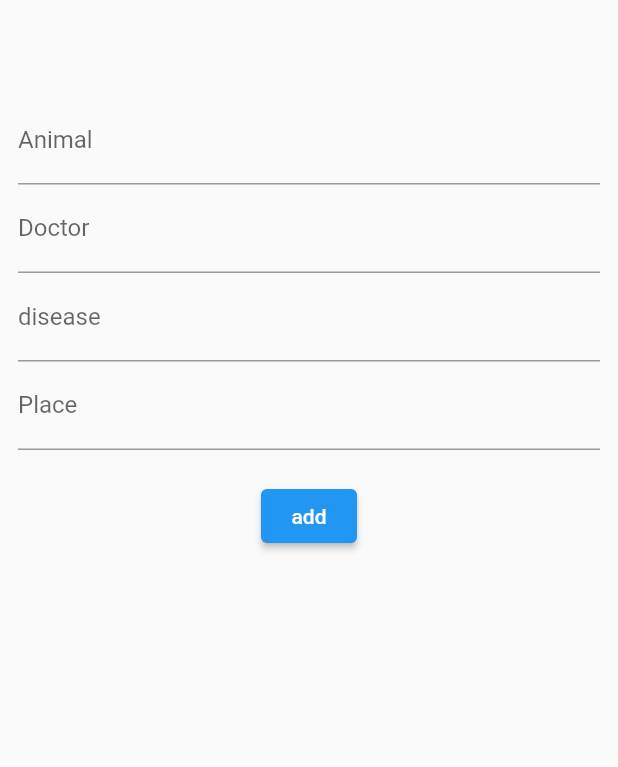
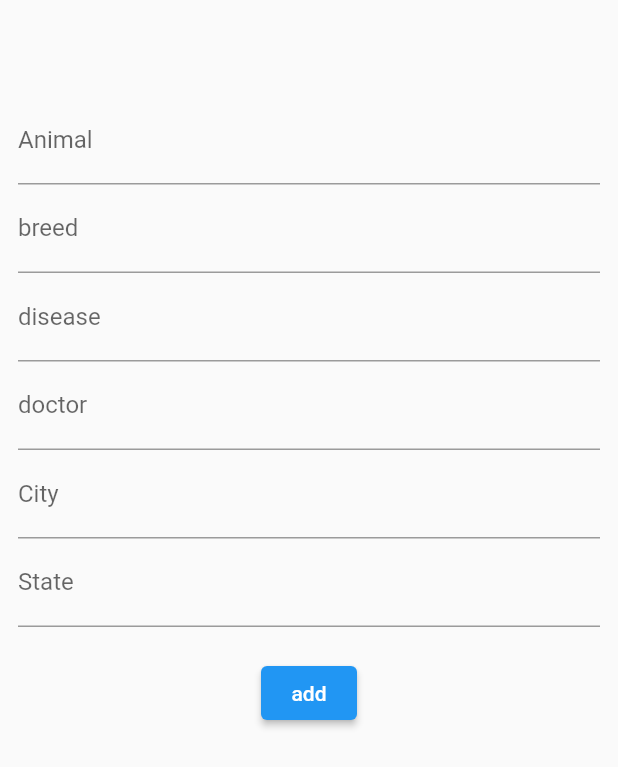
Before and after one commit to akashmishra242/ssip_hackathon_2022, a Flutter app: the screen it shows after launch, after a tap on "Add a new Case", on a phone screen of 412 x 824 dp. Shown: the top 767 px of the screen. Run offline on Flutter 3.47's test engine with Material 2 defaults, Android fonts, the phone set to English and light mode, and no system bars; our stand-ins replace cloud_firestore, firebase_auth, firebase_core, firebase_storage, flutter_image_compress, google_maps_flutter and 4 more; missing offline and left inert: google_maps_flutter_android, google_maps_flutter_platform_interface; accounts and stored records are empty; network calls fail.

Commit message:
added features

```diff
--- /dev/null
+++ b/lib/Authentication/MyRoutes.dart
@@ -0,0 +1,10 @@
+class MyRoutes {
+  static String HomePage = "/home";
+  static String LoginPage = "/login";
+  static String SignUpPage = "/signup";
+  static String AnimalCarePage = "/anti_care";
+  static String PastCasesPage = "/past_cases";
+  static String CurrentCasesPage = "/current_cases";
+  static String AddCasePage = "/add_case";
+  static String CaseDetailPage = "/case_detail_page";
+}
--- a/lib/Authentication/viaEmail/SignupPage.dart
+++ b/lib/Authentication/viaEmail/SignupPage.dart
@@ -191,7 +191,7 @@ class _RegistrationStateState extends State<RegistrationState> {
           icon: const Icon(Icons.arrow_back, color: Colors.red),
           onPressed: () {
             // passing this to our root
-            Navigator.of(context).pop();
+            Navigator.pushReplacementNamed(context, "/login");
           },
         ),
       ),
--- a/lib/Cases_pages/add_case_page.dart
+++ b/lib/Cases_pages/add_case_page.dart
@@ -1,6 +1,7 @@
 import 'package:cloud_firestore/cloud_firestore.dart';
 import 'package:flutter/material.dart';
 import 'package:ssip_hackathon_2022/ani_care_page.dart';
+import 'package:ssip_hackathon_2022/home_page.dart';
 import 'package:velocity_x/velocity_x.dart';
 
 import '../models/CasesModel.dart';
@@ -52,12 +53,12 @@ class _AddCasePageState extends State<AddCasePage> {
                         if (value!.isEmpty) {
                           return "this Field can't be Empty";
                         }
-                        doctor = value.toString();
+                        breed = value.toString();
                         return null;
                       },
                       decoration: const InputDecoration(
                           hintText: "enter the Doctor Name",
-                          label: Text("Doctor"))),
+                          label: Text("breed"))),
                   TextFormField(
                       validator: (value) {
                         if (value!.isEmpty) {
@@ -67,8 +68,19 @@ class _AddCasePageState extends State<AddCasePage> {
                         return null;
                       },
                       decoration: const InputDecoration(
+                          hintText: "enter the Doctor Name",
+                          label: Text("disease"))),
+                  TextFormField(
+                      validator: (value) {
+                        if (value!.isEmpty) {
+                          return "this Field can't be Empty";
+                        }
+                        doctor = value.toString();
+                        return null;
+                      },
+                      decoration: const InputDecoration(
                           hintText: "enter the disease",
-                          label: Text("disease"))),
+                          label: Text("doctor"))),
                   TextFormField(
                       validator: (value) {
                         if (value!.isEmpty) {
@@ -78,8 +90,19 @@ class _AddCasePageState extends State<AddCasePage> {
                         return null;
                       },
                       decoration: const InputDecoration(
-                          hintText: "enter the place name",
-                          label: Text("Place"))),
+                          hintText: "enter the Doctor Name",
+                          label: Text("City"))),
+                  TextFormField(
+                      validator: (value) {
+                        if (value!.isEmpty) {
+                          return "this Field can't be Empty";
+                        }
+                        state = value.toString();
+                        return null;
+                      },
+                      decoration: const InputDecoration(
+                          hintText: "enter the Doctor Name",
+                          label: Text("State"))),
                   ElevatedButton(
                           onPressed: () {
                             if (_formkey.currentState!.validate()) {
@@ -91,8 +114,17 @@ class _AddCasePageState extends State<AddCasePage> {
                               //     date: DateTime.now(),
                               //     place: place,
                               //     completed: false));
-                              addCase(animal, disease, doctor, date, place,
-                                  false, month, year, state, breed);
+                              addCase(
+                                  animal,
+                                  disease,
+                                  doctor,
+                                  DateTime.now().day.toString(),
+                                  place,
+                                  false,
+                                  DateTime.now().month.toString(),
+                                  DateTime.now().year.toString(),
+                                  state,
+                                  breed);
                               Navigator.of(context).pop();
                             }
                           },
@@ -117,7 +149,7 @@ class _AddCasePageState extends State<AddCasePage> {
       String state,
       String breed) {
     var _cases = Case_model(
-        id: "id",
+        id: "${AniCarePage.allcases.length + 1}",
         animal: animal,
         disease: disease,
         Doctor: doctor,
--- a/lib/Cases_pages/current_cases.dart
+++ b/lib/Cases_pages/current_cases.dart
@@ -1,6 +1,8 @@
 import 'package:cloud_firestore/cloud_firestore.dart';
 import 'package:flutter/material.dart';
+import 'package:ssip_hackathon_2022/Authentication/MyRoutes.dart';
 import 'package:ssip_hackathon_2022/ani_care_page.dart';
+import 'package:ssip_hackathon_2022/case_detail_page.dart';
 import 'package:ssip_hackathon_2022/models/CasesModel.dart';
 import 'package:velocity_x/velocity_x.dart';
 
@@ -100,6 +102,10 @@ class _CurrentCasesPageState extends State<CurrentCasesPage> {
                           .color(const Color.fromARGB(213, 239, 249, 238))
                           .roundedSM
                           .make())
+                  .onTap(() {
+                    CaseDetailPage.selectedcase = currentcases[index];
+                    Navigator.pushNamed(context, MyRoutes.CaseDetailPage);
+                  })
                   .px8()
                   .py4();
             }));
--- a/lib/Cases_pages/past_cases.dart
+++ b/lib/Cases_pages/past_cases.dart
@@ -3,7 +3,9 @@ import 'package:flutter/cupertino.dart';
 import 'package:flutter/material.dart';
 import 'package:flutter/src/widgets/container.dart';
 import 'package:flutter/src/widgets/framework.dart';
+import 'package:ssip_hackathon_2022/Authentication/MyRoutes.dart';
 import 'package:ssip_hackathon_2022/ani_care_page.dart';
+import 'package:ssip_hackathon_2022/case_detail_page.dart';
 import 'package:ssip_hackathon_2022/models/CasesModel.dart';
 import 'package:velocity_x/velocity_x.dart';
 
@@ -65,6 +67,10 @@ class _PastCasesPageState extends State<PastCasesPage> {
                           .color(Color.fromARGB(213, 239, 249, 238))
                           .roundedSM
                           .make())
+                  .onTap(() {
+                    CaseDetailPage.selectedcase = pastcases[index];
+                    Navigator.pushNamed(context, MyRoutes.CaseDetailPage);
+                  })
                   .px8()
                   .py4();
             }));
--- a/lib/ani_care_page.dart
+++ b/lib/ani_care_page.dart
@@ -57,9 +57,9 @@ class _AniCarePageState extends State<AniCarePage> {
             month: element["month"],
             state: element["state"],
             year: element["year"],
-            diseaseDesc: element["diseaseDesc"],
-            ownerMobileNo: element["ownerMobileNo"],
-            ownerName: element["ownerName"],
+            diseaseDesc: element["disease_desc"],
+            ownerMobileNo: element["owner_mobile_no"],
+            ownerName: element["owner_name"],
           ),
         )
         .toList();
@@ -91,7 +91,10 @@ class _AniCarePageState extends State<AniCarePage> {
 
     calendarcases = [];
     calendarcases.addAll(AniCarePage.allcases);
-    //calendarcases.retainWhere((element) => element.date.day == date.day);
+    calendarcases.retainWhere((element) =>
+        (element.date == date.day.toString()) &&
+        (element.year == date.year.toString()) &&
+        (element.month == date.month.toString()));
     return Scaffold(
       drawer: Drawer(
           child: Column(
@@ -151,11 +154,18 @@ class _AniCarePageState extends State<AniCarePage> {
                       ? ListView.builder(
                           itemCount: calendarcases.length,
                           itemBuilder: (context, index) {
-                            return Row(
-                              mainAxisAlignment: MainAxisAlignment.spaceBetween,
+                            return Card(
+                                elevation: 15.0,
+                                clipBehavior: Clip.antiAlias,
+                                shape: RoundedRectangleBorder(
+                                    borderRadius: BorderRadius.circular(20)),
+                                child: Row(
+                                  mainAxisAlignment:
+                                      MainAxisAlignment.spaceBetween,
                                   children: [
                                     Column(
-                                  crossAxisAlignment: CrossAxisAlignment.start,
+                                      crossAxisAlignment:
+                                          CrossAxisAlignment.start,
                                       children: [
                                         calendarcases[index]
                                             .animal
@@ -179,14 +189,14 @@ class _AniCarePageState extends State<AniCarePage> {
                                   ],
                                 )
                                     .box
-                                .color(Colors.lightBlueAccent)
+                                    .color(const Color.fromARGB(
+                                        213, 239, 249, 238))
                                     .roundedSM
-                                .make()
-                                .p4();
+                                    .make());
                           }).expand()
                       : const Center(child: Text("No Cases on selected Date"))
                 ],
-              ).h60(context)
+              ).h(MediaQuery.of(context).size.height * 0.82)
             : curr_index == 1
                 ? Center(
                     child: GoogleMap(
@@ -197,7 +207,7 @@ class _AniCarePageState extends State<AniCarePage> {
                       ),
                       markers: _markers.values.toSet(),
                     ),
-                  ).h60(context)
+                  ).h(MediaQuery.of(context).size.height * 0.81)
                 : curr_index == 3
                     ? Center(
                         child: Column(
@@ -209,7 +219,7 @@ class _AniCarePageState extends State<AniCarePage> {
                       )
                     : Center(
                         child: Column(
-                        mainAxisAlignment: MainAxisAlignment.spaceBetween,
+                        mainAxisAlignment: MainAxisAlignment.spaceAround,
                         children: [
                           Card(
                               elevation: 15.0,
@@ -279,7 +289,7 @@ class _AniCarePageState extends State<AniCarePage> {
                             }),
                           ).p12(),
                         ],
-                      )).expand(),
+                      )).h(MediaQuery.of(context).size.height * 0.8),
       ),
       bottomNavigationBar: BottomNavigationBar(
           unselectedItemColor: Colors.green,
--- a/lib/main.dart
+++ b/lib/main.dart
@@ -1,15 +1,16 @@
 import 'package:firebase_core/firebase_core.dart';
 import 'package:flutter/material.dart';
+import 'package:ssip_hackathon_2022/Authentication/MyRoutes.dart';
 import 'package:ssip_hackathon_2022/Cases_pages/add_case_page.dart';
 import 'package:ssip_hackathon_2022/Cases_pages/past_cases.dart';
 import 'package:ssip_hackathon_2022/Cases_pages/current_cases.dart';
 import 'package:ssip_hackathon_2022/ani_care_page.dart';
+import 'package:ssip_hackathon_2022/case_detail_page.dart';
 import 'package:ssip_hackathon_2022/firebase_options.dart';
 
 import 'Authentication/viaEmail/SignupPage.dart';
 import 'Authentication/viaEmail/loginPage.dart';
 import 'home_page.dart';
-import 'register.dart';
 import 'package:google_maps_flutter_platform_interface/google_maps_flutter_platform_interface.dart';
 import 'package:google_maps_flutter_android/google_maps_flutter_android.dart';
 
@@ -38,14 +39,14 @@ class MyApp extends StatelessWidget {
       initialRoute: "/anti_care",
       debugShowCheckedModeBanner: false,
       routes: {
-        "/home": (context) => const MyHomePage(),
-        "/login": (context) => const LoginScreen(),
-        "/signup": (context) => const RegistrationState(),
-        "/anti_care": (context) => const AniCarePage(),
-        "/past_cases": (context) => const PastCasesPage(),
-        "/current_cases": (context) => const CurrentCasesPage(),
-        "/add_case": (context) => const AddCasePage(),
-        "/register": (context) => const Register(),
+        MyRoutes.HomePage: (context) => const MyHomePage(),
+        MyRoutes.LoginPage: (context) => const LoginScreen(),
+        MyRoutes.SignUpPage: (context) => const RegistrationState(),
+        MyRoutes.AnimalCarePage: (context) => const AniCarePage(),
+        MyRoutes.PastCasesPage: (context) => const PastCasesPage(),
+        MyRoutes.CurrentCasesPage: (context) => const CurrentCasesPage(),
+        MyRoutes.AddCasePage: (context) => const AddCasePage(),
+        MyRoutes.CaseDetailPage: (context) => const CaseDetailPage(),
       },
     );
   }
```
Also changed, not shown: lib/Authentication/viaEmail/loginPage.dart (+10 -17 lines), lib/case_detail_page.dart (added, +82 -0 lines), lib/register.dart (deleted, +0 -27 lines). Lines whose indentation alone changed are shown as unchanged.
